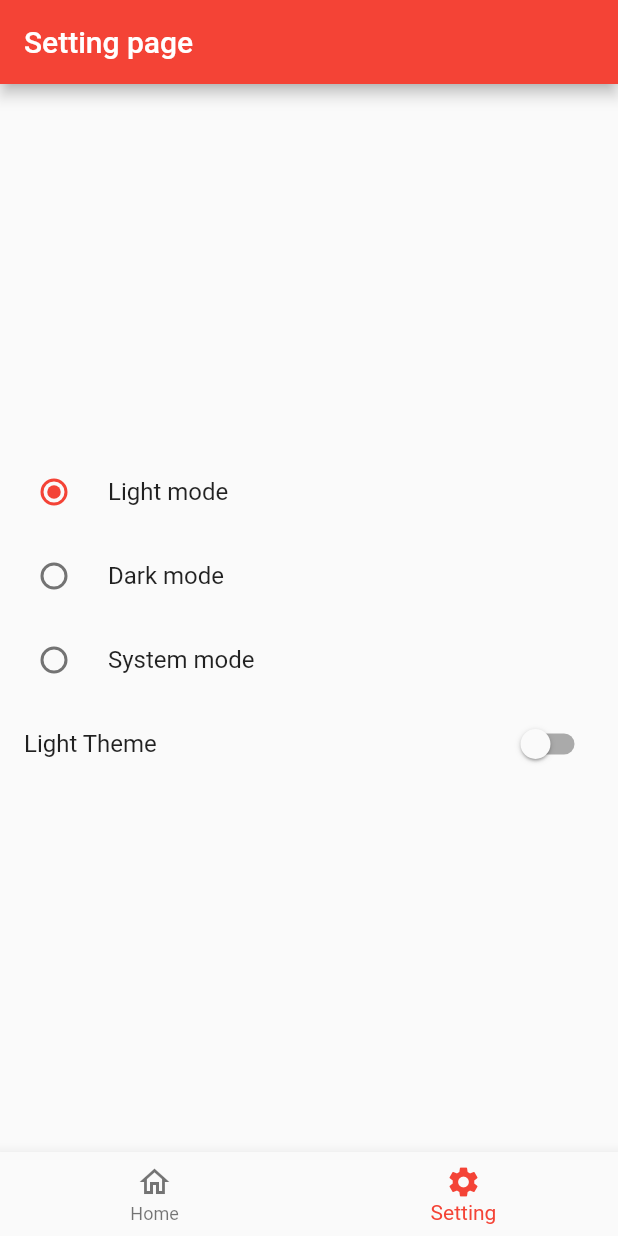
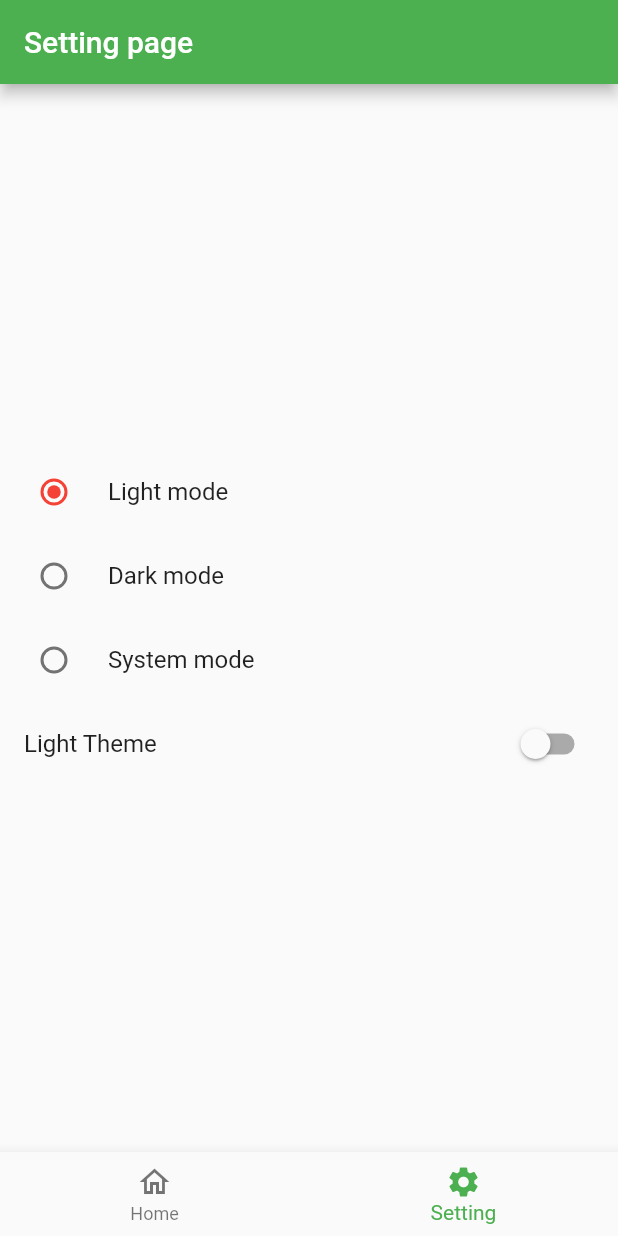
Before and after one commit to muhammadarslanapax/DarkTheme_Using_sharedPreference_and_Provider_Flutter, a Flutter app: the screen it shows after launch, item 2 of the bottom bar chosen, on a phone screen of 412 x 824 dp. Run offline on Flutter 3.47's test engine with Material 2 defaults, Android fonts, the phone set to English and light mode, and no system bars; our stand-ins replace shared_preferences, sqflite; missing offline and left inert: dart:js; accounts and stored records are empty.

Commit message:
sql done

```diff
--- a/lib/views/main.dart
+++ b/lib/views/main.dart
@@ -28,7 +28,7 @@ class MyApp extends StatelessWidget {
            ),
            theme: ThemeData(
 
-             primarySwatch: Colors.red
+             colorScheme: ColorScheme.fromSwatch(primarySwatch: Colors.green).copyWith(secondary: Colors.red)
            ),
            // onGenerateInitialRoutes: ,
            // initialRoute: ,
```
Also changed, not shown: lib/views/home/home_page.dart (+3 -13 lines).
